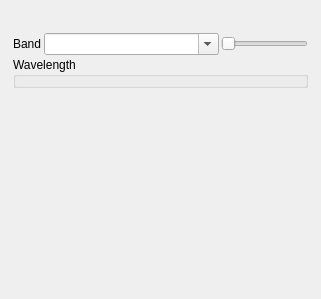
This is qps/ui/rasterbandconfigwidget.ui in EnMAP-Box/qgispluginsupport as Qt 5 draws it before an edit. The edited form follows.
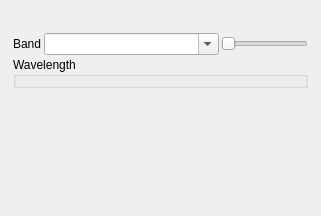
This is the edited form. Custom widgets are drawn as their Qt base class.

Commit message: raster band selection widget

The edit to the form file:
```diff
--- a/qps/ui/rasterbandconfigwidget.ui
+++ b/qps/ui/rasterbandconfigwidget.ui
@@ -7,7 +7,7 @@
     <x>0</x>
     <y>0</y>
     <width>321</width>
-    <height>299</height>
+    <height>216</height>
    </rect>
   </property>
   <property name="windowTitle">
```
Left out of the diff: 18 changed lines with no effect on the pictures. The commit also changes 2 other files.
